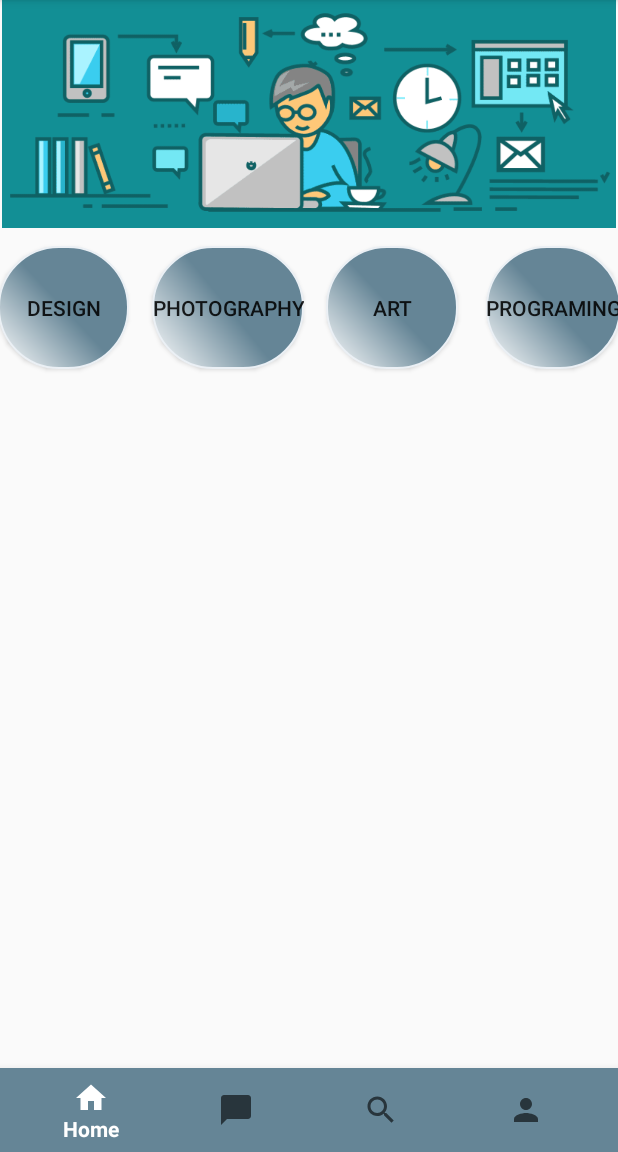
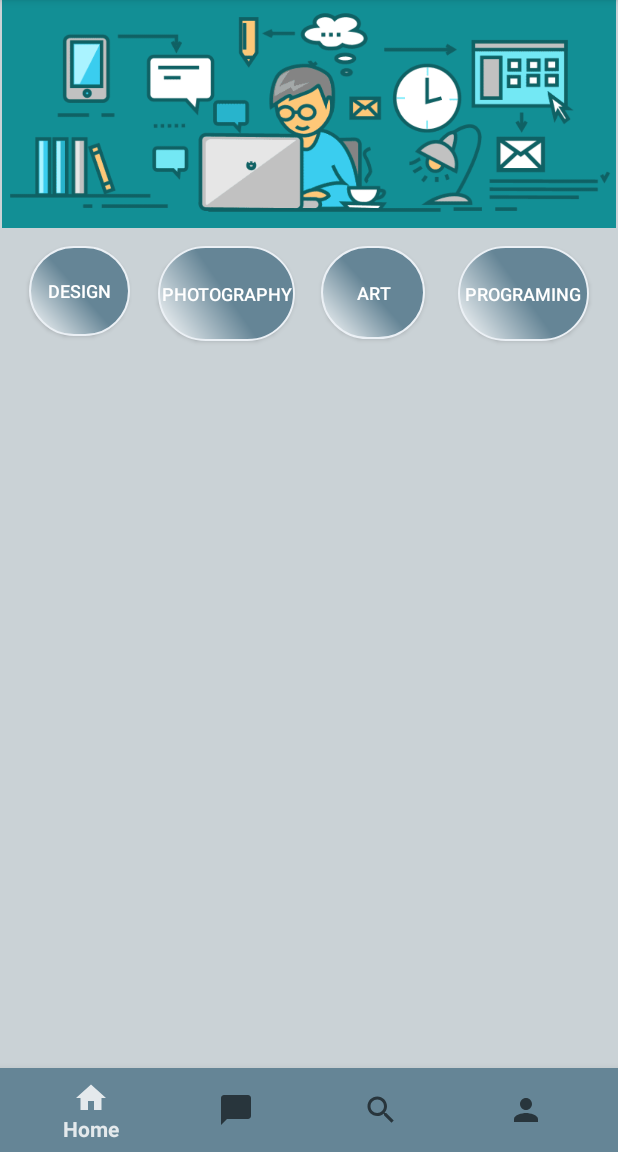
Before and after one commit to comLancer/Comlancer, an Android app: the screen it shows after launch (ControlActivity), on a phone screen of 412 x 824 dp, the part 84-1236 px from its top. Run offline under Robolectric (Android 15) with nearby library versions, the phone set to English and light mode, and no system bars; our stand-ins replace Firebase (no records; nobody signed in at launch, a user with empty details on screens opened directly); pictures from the network do not load; Roboto replaces fonts that are not available here.

Commit message:
xml change

```diff
--- a/app/src/main/res/layout/activity_control.xml
+++ b/app/src/main/res/layout/activity_control.xml
@@ -4,6 +4,7 @@
     xmlns:tools="http://schemas.android.com/tools"
     android:layout_width="match_parent"
     android:layout_height="match_parent"
+    android:background="#708B9DA7"
     tools:context=".Activitys.ControlActivity">
 
 
--- a/app/src/main/res/layout/activity_splash.xml
+++ b/app/src/main/res/layout/activity_splash.xml
@@ -4,7 +4,8 @@
     xmlns:tools="http://schemas.android.com/tools"
     android:layout_width="match_parent"
     android:layout_height="match_parent"
-    android:background="#FFFF"
+    android:background="#708B9DA7"
+
     tools:context=".Activitys.SplashActivity">
 
 
--- a/app/src/main/res/layout/fragment_add_feedback.xml
+++ b/app/src/main/res/layout/fragment_add_feedback.xml
@@ -2,6 +2,7 @@
 <androidx.constraintlayout.widget.ConstraintLayout xmlns:android="http://schemas.android.com/apk/res/android"
     xmlns:app="http://schemas.android.com/apk/res-auto"
     android:layout_width="match_parent"
+    android:background="#408B9DA7"
     android:layout_height="wrap_content">
 
 
@@ -90,7 +91,7 @@
         android:layout_marginBottom="16dp"
         android:fontFamily="@font/alef_bold"
         android:text="Add Your FeedBack"
-        android:textColor="@color/colorfont"
+        android:textColor="#73778D"
         android:textSize="24sp"
         app:layout_constraintBottom_toTopOf="@+id/ratingbar"
         app:layout_constraintEnd_toEndOf="parent"
--- a/app/src/main/res/layout/fragment_chat.xml
+++ b/app/src/main/res/layout/fragment_chat.xml
@@ -4,6 +4,7 @@
     android:layout_width="match_parent"
     android:layout_height="match_parent"
     android:clipToPadding="false"
+    android:background="#3C8B9DA7"
     android:focusableInTouchMode="true"
     android:orientation="vertical">
 
--- a/app/src/main/res/layout/fragment_edit_profile.xml
+++ b/app/src/main/res/layout/fragment_edit_profile.xml
@@ -5,6 +5,7 @@
     xmlns:app="http://schemas.android.com/apk/res-auto"
     xmlns:tools="http://schemas.android.com/tools"
     android:layout_width="match_parent"
+    android:background="#318B9DA7"
     android:layout_height="match_parent">
 
     <androidx.constraintlayout.widget.ConstraintLayout
--- a/app/src/main/res/layout/fragment_forgot_password_dialog.xml
+++ b/app/src/main/res/layout/fragment_forgot_password_dialog.xml
@@ -3,6 +3,7 @@
 <androidx.constraintlayout.widget.ConstraintLayout xmlns:android="http://schemas.android.com/apk/res/android"
     xmlns:app="http://schemas.android.com/apk/res-auto"
     android:layout_width="match_parent"
+    android:background="#3B8B9DA7"
     android:layout_height="wrap_content">
 
 
--- a/app/src/main/res/layout/fragment_home.xml
+++ b/app/src/main/res/layout/fragment_home.xml
@@ -21,52 +21,60 @@
 
     <Button
         android:id="@+id/btn_Programing"
-        android:layout_width="wrap_content"
-        android:layout_height="wrap_content"
+        android:layout_width="87dp"
+        android:layout_height="63dp"
         android:layout_marginStart="9dp"
         android:layout_marginTop="12dp"
         android:layout_marginEnd="16dp"
         android:background="@drawable/roundbutton"
         android:text="Programing"
+        android:textColor="@color/colorfont"
+        android:textSize="12dp"
         app:layout_constraintEnd_toEndOf="parent"
         app:layout_constraintStart_toEndOf="@+id/btn_art"
         app:layout_constraintTop_toBottomOf="@+id/imageView" />
 
     <Button
         android:id="@+id/btn_design"
-        android:layout_width="wrap_content"
-        android:layout_height="wrap_content"
+        android:layout_width="67dp"
+        android:layout_height="60dp"
         android:layout_marginStart="16dp"
         android:layout_marginTop="12dp"
         android:layout_marginEnd="6dp"
         android:background="@drawable/roundbutton"
         android:text="Design"
+        android:textColor="@color/colorfont"
+        android:textSize="12dp"
         app:layout_constraintEnd_toStartOf="@+id/btn_Photography"
         app:layout_constraintStart_toStartOf="parent"
         app:layout_constraintTop_toBottomOf="@+id/imageView" />
 
     <Button
         android:id="@+id/btn_art"
-        android:layout_width="wrap_content"
-        android:layout_height="wrap_content"
+        android:layout_width="69dp"
+        android:layout_height="62dp"
         android:layout_marginStart="9dp"
         android:layout_marginTop="12dp"
         android:layout_marginEnd="9dp"
         android:background="@drawable/roundbutton"
         android:text="Art"
+        android:textColor="@color/colorfont"
+        android:textSize="12dp"
         app:layout_constraintEnd_toStartOf="@+id/btn_Programing"
         app:layout_constraintStart_toEndOf="@+id/btn_Photography"
         app:layout_constraintTop_toBottomOf="@+id/imageView" />
 
     <Button
         android:id="@+id/btn_Photography"
-        android:layout_width="wrap_content"
-        android:layout_height="wrap_content"
+        android:layout_width="91dp"
+        android:layout_height="63dp"
         android:layout_marginStart="9dp"
         android:layout_marginTop="12dp"
         android:layout_marginEnd="5dp"
         android:background="@drawable/roundbutton"
         android:text="Photography"
+        android:textSize="12dp"
+        android:textColor="@color/colorfont"
         app:layout_constraintEnd_toStartOf="@+id/btn_art"
         app:layout_constraintStart_toEndOf="@+id/btn_design"
         app:layout_constraintTop_toBottomOf="@+id/imageView"
--- a/app/src/main/res/layout/fragment_login.xml
+++ b/app/src/main/res/layout/fragment_login.xml
@@ -4,6 +4,7 @@
     xmlns:tools="http://schemas.android.com/tools"
     android:layout_width="match_parent"
     android:layout_height="match_parent"
+    android:background="#378B9DA7"
     tools:context=".Fragments.LoginFragment">
 
 
--- a/app/src/main/res/layout/fragment_others_profile.xml
+++ b/app/src/main/res/layout/fragment_others_profile.xml
@@ -4,7 +4,7 @@
     xmlns:tools="http://schemas.android.com/tools"
     android:layout_width="match_parent"
     android:layout_height="match_parent"
-    android:background="#D8ABD1D6"
+    android:background="#418B9DA7"
     tools:context=".Fragments.PersonalProfileFragment">
 
 
--- a/app/src/main/res/layout/fragment_personal_profile.xml
+++ b/app/src/main/res/layout/fragment_personal_profile.xml
@@ -4,6 +4,7 @@
     xmlns:tools="http://schemas.android.com/tools"
     android:layout_width="match_parent"
     android:layout_height="match_parent"
+    android:background="#368B9DA7"
     tools:context=".Fragments.PersonalProfileFragment">
 
     <View
--- a/app/src/main/res/layout/fragment_registration.xml
+++ b/app/src/main/res/layout/fragment_registration.xml
@@ -4,6 +4,7 @@
     xmlns:app="http://schemas.android.com/apk/res-auto"
     xmlns:tools="http://schemas.android.com/tools"
     android:layout_width="match_parent"
+    android:background="#378B9DA7"
     android:layout_height="match_parent">
 
 
--- a/app/src/main/res/layout/fragment_tab_freelancer_company.xml
+++ b/app/src/main/res/layout/fragment_tab_freelancer_company.xml
@@ -4,6 +4,7 @@
     xmlns:tools="http://schemas.android.com/tools"
     android:layout_width="match_parent"
     android:layout_height="match_parent"
+    android:background="#368B9DA7"
     tools:context=".Fragments.TabFreelancerCompanyFragment">
 
 
--- a/app/src/main/res/layout/fragment_to_add_imag_dialog.xml
+++ b/app/src/main/res/layout/fragment_to_add_imag_dialog.xml
@@ -4,6 +4,7 @@
     xmlns:tools="http://schemas.android.com/tools"
     android:layout_width="match_parent"
     android:layout_height="wrap_content"
+    android:background="#2A8B9DA7"
     tools:context=".DialogFragments.AddImageDialogFragment">
 
     <ImageButton
--- a/app/src/main/res/values/colors.xml
+++ b/app/src/main/res/values/colors.xml
@@ -1,6 +1,6 @@
 <?xml version="1.0" encoding="utf-8"?>
 <resources>
-    <color name="colorPrimary">#FFFFFF</color>
+    <color name="colorPrimary">#D2FFFFFF</color>
     <color name="colorPrimaryDark">#00574B</color>
     <color name="colorAccent">#7D9AAA</color>
     <color name="colorAccount">#E4F0F5</color>
```
